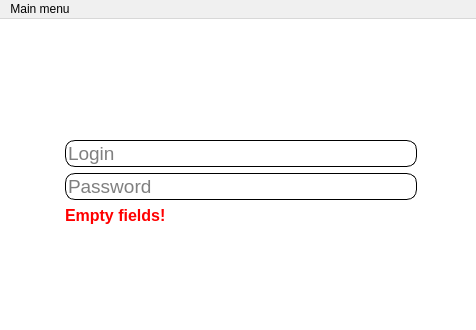
ihareal/budgeting, file mainwindow.ui: the form before one commit; both pictures show x 0 to 476 and y 0 to 330 of the 476 by 500 pixel window.
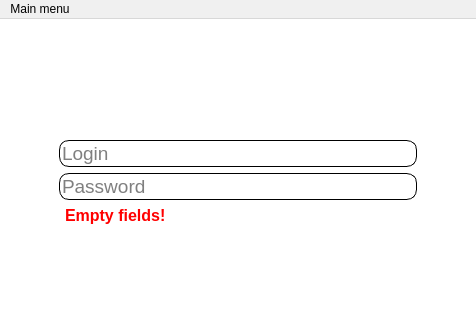
The form after the commit.

The edit to the form file:
```diff
--- a/mainwindow.ui
+++ b/mainwindow.ui
@@ -465,75 +465,6 @@
         <property name="rightMargin">
          <number>50</number>
         </property>
-        <item row="0" column="1">
-         <widget class="QLineEdit" name="createLoginEditField">
-          <property name="font">
-           <font>
-            <family>Segoe UI</family>
-            <pointsize>14</pointsize>
-           </font>
-          </property>
-          <property name="styleSheet">
-           <string notr="true">#createLoginEditField{
-background-color: white; 
-border-style: outset;
-border-width: 1px;
-border-radius: 10px;
-}</string>
-          </property>
-          <property name="inputMask">
-           <string/>
-          </property>
-          <property name="text">
-           <string/>
-          </property>
-          <property name="placeholderText">
-           <string>Login</string>
-          </property>
-         </widget>
-        </item>
-        <item row="1" column="1">
-         <widget class="QLineEdit" name="createPasswordEditField">
-          <property name="font">
-           <font>
-            <family>Segoe UI</family>
-            <pointsize>14</pointsize>
-           </font>
-          </property>
-          <property name="autoFillBackground">
-           <bool>false</bool>
-          </property>
-          <property name="styleSheet">
-           <string notr="true">#createPasswordEditField{
-background-color: white; 
-border-style: outset;
-border-width: 1px;
-border-radius: 10px;
-}</string>
-          </property>
-          <property name="inputMask">
-           <string/>
-          </property>
-          <property name="text">
-           <string/>
-          </property>
-          <property name="maxLength">
-           <number>32767</number>
-          </property>
-          <property name="frame">
-           <bool>true</bool>
-          </property>
-          <property name="echoMode">
-           <enum>QLineEdit::Normal</enum>
-          </property>
-          <property name="readOnly">
-           <bool>false</bool>
-          </property>
-          <property name="placeholderText">
-           <string>Password</string>
-          </property>
-         </widget>
-        </item>
         <item row="3" column="1">
          <widget class="QLabel" name="createNotificationLabel">
           <property name="font">
@@ -632,6 +563,75 @@
           </property>
          </widget>
         </item>
+        <item row="2" column="0" colspan="2">
+         <widget class="QLineEdit" name="createPasswordEditField">
+          <property name="font">
+           <font>
+            <family>Segoe UI</family>
+            <pointsize>14</pointsize>
+           </font>
+          </property>
+          <property name="autoFillBackground">
+           <bool>false</bool>
+          </property>
+          <property name="styleSheet">
+           <string notr="true">#createPasswordEditField{
+background-color: white; 
+border-style: outset;
+border-width: 1px;
+border-radius: 10px;
+}</string>
+          </property>
+          <property name="inputMask">
+           <string/>
+          </property>
+          <property name="text">
+           <string/>
+          </property>
+          <property name="maxLength">
+           <number>32767</number>
+          </property>
+          <property name="frame">
+           <bool>true</bool>
+          </property>
+          <property name="echoMode">
+           <enum>QLineEdit::Normal</enum>
+          </property>
+          <property name="readOnly">
+           <bool>false</bool>
+          </property>
+          <property name="placeholderText">
+           <string>Password</string>
+          </property>
+         </widget>
+        </item>
+        <item row="1" column="0" colspan="2">
+         <widget class="QLineEdit" name="createLoginEditField">
+          <property name="font">
+           <font>
+            <family>Segoe UI</family>
+            <pointsize>14</pointsize>
+           </font>
+          </property>
+          <property name="styleSheet">
+           <string notr="true">#createLoginEditField{
+background-color: white; 
+border-style: outset;
+border-width: 1px;
+border-radius: 10px;
+}</string>
+          </property>
+          <property name="inputMask">
+           <string/>
+          </property>
+          <property name="text">
+           <string/>
+          </property>
+          <property name="placeholderText">
+           <string>Login</string>
+          </property>
+         </widget>
+        </item>
        </layout>
       </widget>
      </widget>
```
